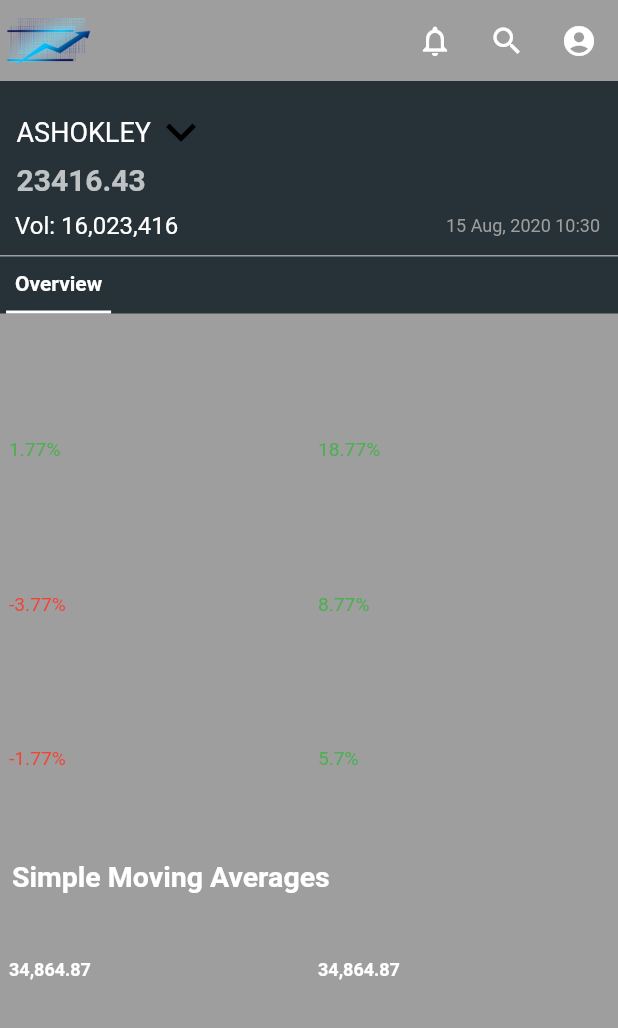
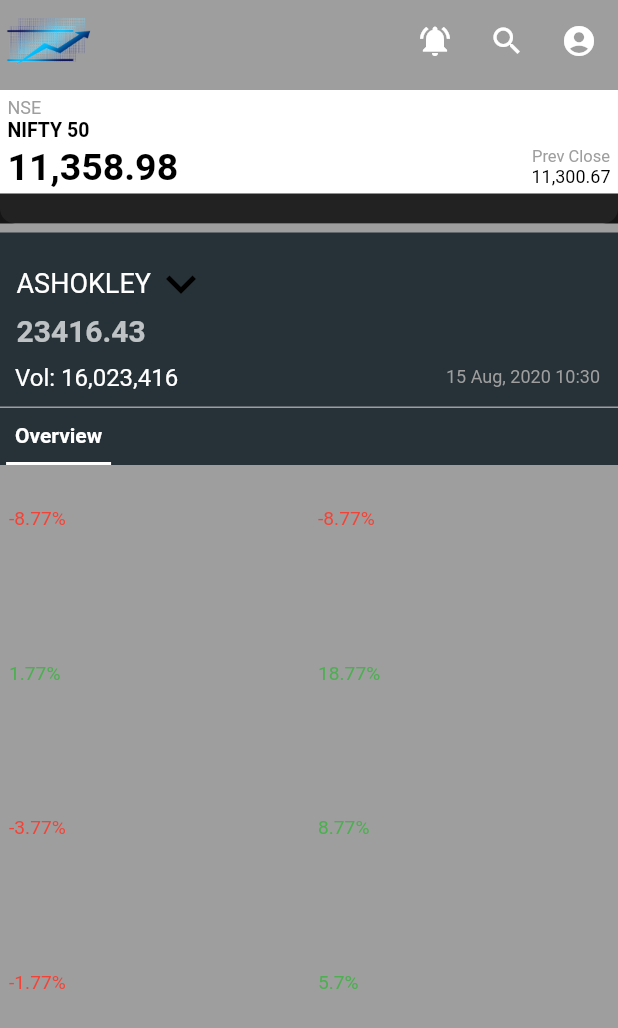
Before and after one commit to kodekittu/flipr_stock_app, a Flutter app: the HomePage screen opened by its route, scrolled down 576 dp, after a tap on the "notifications none" icon, on a phone screen of 412 x 824 dp. Shown: the top 1028 px of the screen. Run offline on Flutter 3.47's test engine with Material 2 defaults, Android fonts, the light colour scheme and no system bars; our stand-ins replace fluttertoast, shared_preferences, syncfusion_flutter_charts, wave; accounts and stored records are empty.

Commit message:
added chart

```diff
--- a/lib/chart/chart.dart
+++ b/lib/chart/chart.dart
@@ -1,71 +1,58 @@
-/*
+
 import 'package:flutter/material.dart';
 import 'package:intl/intl.dart';
 import 'package:syncfusion_flutter_charts/charts.dart';
 
-class LineMultiColor extends SampleView {
-  const LineMultiColor(Key key) : super(key: key);
-
-  @override
-  _LineMultiColorState createState() => _LineMultiColorState();
-}
-
-class _LineMultiColorState extends SampleViewState {
-  _LineMultiColorState();
-
-  @override
-  Widget build(BuildContext context) {
-    return getMultiColorLineChart();
-  }
-
-  SfCartesianChart getMultiColorLineChart() {
-    return SfCartesianChart(
-      title: ChartTitle(text: 'Annual rainfall of Paris'),
+Widget graphChart() {
+    return Padding(
+      padding: const EdgeInsets.all(4.0),
+      child: SfCartesianChart(
         plotAreaBorderWidth: 0,
         primaryXAxis: DateTimeAxis(
-          intervalType: DateTimeIntervalType.years,
-          dateFormat: DateFormat.y(),
-          majorGridLines: MajorGridLines(width: 0),
-          title: AxisTitle(text: 'Year')),
+            intervalType: DateTimeIntervalType.days,
+            dateFormat: DateFormat.d(),
+            majorGridLines: MajorGridLines(width: 1),
+        ),
         primaryYAxis: NumericAxis(
             minimum: 200,
             maximum: 600,
             interval: 100,
-          axisLine: AxisLine(width: 0),
-          labelFormat: '{value}mm',
+            axisLine: AxisLine(width: 1),
+            labelFormat: '{value}',
             majorTickLines: MajorTickLines(size: 0)),
         series: getMultiColoredLineSeries(),
         trackballBehavior: TrackballBehavior(
-          enable: true,
+            enable: true,lineColor: Colors.lightBlueAccent,
             activationMode: ActivationMode.singleTap,
-          lineType: TrackballLineType.vertical,
+            lineType: TrackballLineType.horizontal,
             tooltipSettings: InteractiveTooltip(format: 'point.x : point.y')),
+      ),
     );
   }
 
   List<LineSeries<_ChartData, DateTime>> getMultiColoredLineSeries() {
     final List<_ChartData> chartData = <_ChartData>[
-      _ChartData(DateTime(1925), 415, const Color.fromRGBO(248, 184, 131, 1)),
-      _ChartData(DateTime(1926), 408, const Color.fromRGBO(248, 184, 131, 1)),
-      _ChartData(DateTime(1927), 415, const Color.fromRGBO(248, 184, 131, 1)),
-      _ChartData(DateTime(1928), 350, const Color.fromRGBO(248, 184, 131, 1)),
-      _ChartData(DateTime(1929), 375, const Color.fromRGBO(248, 184, 131, 1)),
-      _ChartData(DateTime(1930), 500, const Color.fromRGBO(248, 184, 131, 1)),
       _ChartData(DateTime(1931), 390, const Color.fromRGBO(229, 101, 144, 1)),
       _ChartData(DateTime(1932), 450, const Color.fromRGBO(229, 101, 144, 1)),
       _ChartData(DateTime(1933), 440, const Color.fromRGBO(229, 101, 144, 1)),
-      _ChartData(DateTime(1934), 350, const Color.fromRGBO(229, 101, 144, 1)),
+      _ChartData(DateTime(1934), 350, const Color.fromRGBO(248, 184, 131, 1)),
       _ChartData(DateTime(1935), 400, const Color.fromRGBO(229, 101, 144, 1)),
       _ChartData(DateTime(1936), 365, const Color.fromRGBO(53, 124, 210, 1)),
       _ChartData(DateTime(1937), 490, const Color.fromRGBO(53, 124, 210, 1)),
-      _ChartData(DateTime(1938), 400, const Color.fromRGBO(53, 124, 210, 1)),
+      _ChartData(DateTime(1938), 400, const Color.fromRGBO(248, 184, 131, 1)),
       _ChartData(DateTime(1939), 520, const Color.fromRGBO(53, 124, 210, 1)),
       _ChartData(DateTime(1940), 510, const Color.fromRGBO(53, 124, 210, 1)),
       _ChartData(DateTime(1941), 395, const Color.fromRGBO(0, 189, 174, 1)),
       _ChartData(DateTime(1942), 380, const Color.fromRGBO(0, 189, 174, 1)),
       _ChartData(DateTime(1943), 404, const Color.fromRGBO(0, 189, 174, 1)),
       _ChartData(DateTime(1944), 400, const Color.fromRGBO(0, 189, 174, 1)),
-      _ChartData(DateTime(1945), 500, const Color.fromRGBO(0, 189, 174, 1))
+      _ChartData(DateTime(1945), 500, const Color.fromRGBO(0, 189, 174, 1)),
+      _ChartData(DateTime(2020), 415, const Color.fromRGBO(229, 101, 144, 1)),
+      _ChartData(DateTime(2020), 408, const Color.fromRGBO(248, 184, 131, 1)),
+      _ChartData(DateTime(2020), 415, const Color.fromRGBO(248, 184, 131, 1)),
+      _ChartData(DateTime(2020), 350, const Color.fromRGBO(229, 101, 144, 1)),
+      _ChartData(DateTime(2020), 375, const Color.fromRGBO(248, 184, 131, 1)),
+      _ChartData(DateTime(2020), 500, const Color.fromRGBO(248, 184, 131, 1)),
     ];
     return <LineSeries<_ChartData, DateTime>>[
       LineSeries<_ChartData, DateTime>(
@@ -74,12 +61,13 @@
           dataSource: chartData,
           xValueMapper: (_ChartData sales, _) => sales.x,
           yValueMapper: (_ChartData sales, _) => sales.y,
+
           /// The property used to apply the color each data.
           pointColorMapper: (_ChartData sales, _) => sales.lineColor,
           width: 2)
     ];
   }
-}
+
 
 class _ChartData {
   _ChartData(this.x, this.y, [this.lineColor]);
@@ -87,6 +75,3 @@
   final double y;
   final Color lineColor;
 }
-
-
- */
--- a/lib/homePage.dart
+++ b/lib/homePage.dart
@@ -1,3 +1,5 @@
+import 'package:flipr_stock_app/chart/chart.dart';
+import 'package:flipr_stock_app/widgets/notificationBar.dart';
 import 'package:flipr_stock_app/widgets/returns.dart';
 import 'package:flipr_stock_app/widgets/withSlider.dart';
 import 'package:flutter/cupertino.dart';
@@ -13,6 +15,7 @@
 
 class _HomePageState extends State<HomePage> {
 
+  bool nTap = false;
   final TextStyle dropdownMenuLabel =
   TextStyle(color: Colors.white, fontSize: 18);
   final TextStyle dropdownMenuItem =
@@ -39,9 +42,14 @@
                     child: Row( mainAxisAlignment: MainAxisAlignment.end,
                       children: [
                         IconButton(
-                          icon: Icon(Icons.notifications_none, color: Colors.white,),
+                          icon: Icon(
+                            nTap != false ? Icons.notifications_active : Icons.notifications_none,
+                            color: Colors.white,
+                          ),
                           onPressed: (){
-
+                            setState(() {
+                              nTap = !nTap;
+                            });
                           },
                         ),
                         IconButton(
@@ -62,6 +70,7 @@
                 ],
               ),
             ),
+            nTap == true ? notificationBar(): Container(),
             Container(
               alignment: Alignment.topLeft,
               color: Colors.blueGrey[900],
@@ -130,11 +139,11 @@
               ),
             ),
             Container(
-              height: data.size.height* 0.62,
+              height: nTap == false ? data.size.height* 0.63 : data.size.height* 0.46,
               child: ListView(
                 children: [
                   Container(
-                    height: 260,
+                    child: graphChart(),
                   ),
                   Divider(
                     color: Colors.grey,
--- a/lib/main.dart
+++ b/lib/main.dart
@@ -41,5 +41,7 @@
       toastLength: Toast.LENGTH_SHORT,
       gravity: ToastGravity.BOTTOM,
       timeInSecForIosWeb: 1,
-      fontSize: 16.0);
+      fontSize: 16.0,
+    textColor: Colors.tealAccent
+  );
 }
--- a/lib/widgets/notificationBar.dart
+++ b/lib/widgets/notificationBar.dart
@@ -1,9 +1,80 @@
+import 'package:flutter/cupertino.dart';
 import 'package:flutter/material.dart';
 
 Widget notificationBar(){
-  return Container(
-    child: Column(
-
+  return Padding(
+    padding: const EdgeInsets.symmetric(vertical: 6),
+    child: Container(
+      decoration: BoxDecoration(
+        color: Colors.white,
+        borderRadius: BorderRadius.only(
+            bottomRight: Radius.circular(10),
+          bottomLeft: Radius.circular(10),
+        ),
+      ),
+      child: Column( mainAxisAlignment: MainAxisAlignment.start,
+        children: [
+          Padding(
+            padding: const EdgeInsets.only(left :5.0, top: 5),
+            child: Row(
+              children: [
+                Text("NSE",
+                  style: TextStyle(
+                      color: Colors.grey,
+                      fontSize: 12
+                  ),
+                ),
+              ],
+            ),
+          ),
+          Padding(
+            padding: const EdgeInsets.only(left : 5.0),
+            child: Row(
+              children: [
+                Text("NIFTY 50",
+                  style: TextStyle(
+                      color: Colors.black,
+                      fontSize: 13, fontWeight: FontWeight.bold
+                  ),
+                ),
+              ],
+            ),
+          ),
+          Padding(
+            padding: const EdgeInsets.symmetric(horizontal: 5.0, vertical: 3),
+            child: Row( mainAxisAlignment: MainAxisAlignment.spaceBetween,
+              children: [
+                Text("11,358.98",
+                  style: TextStyle(
+                      color: Colors.black,
+                      fontSize: 25, fontWeight: FontWeight.bold
+                  ),
+                ),
+                Column(
+                  children: [
+                    Text("Prev Close",
+                      style: TextStyle(
+                          color: Colors.grey,
+                          fontSize: 11
+                      ),
+                    ),
+                    Text("11,300.67",
+                      style: TextStyle(
+                          color: Colors.black,
+                          fontSize: 12
+                      ),
+                    ),
+                  ],
+                )
+              ],
+            ),
+          ),
+          Container(
+            color: Colors.black87,
+            height: 20,
+          )
+        ],
+      ),
     ),
   );
 }
--- a/pubspec.yaml
+++ b/pubspec.yaml
@@ -19,6 +19,7 @@
   fluttertoast: ^4.0.1
   flutter_swiper: ^1.1.6
   syncfusion_flutter_charts: ^18.2.44
+  shared_preferences: ^0.5.8
 
 dev_dependencies:
   flutter_test:
```
Also changed, not shown: lib/signinPage.dart (+21 -8 lines), lib/signupPage.dart (+42 -32 lines), pubspec.lock. Lines whose indentation alone changed are shown as unchanged.
